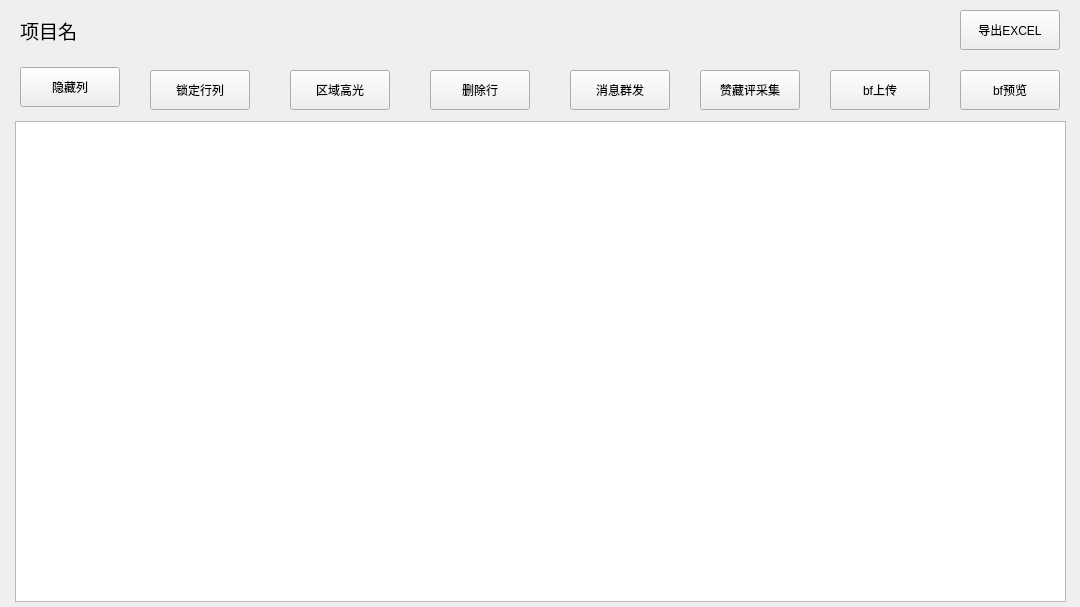
Before: the Qt Designer form xhs_DBMS/widget_projectManage.ui in Littledoveqwq/xhs_DBMS, drawn with Qt 5.
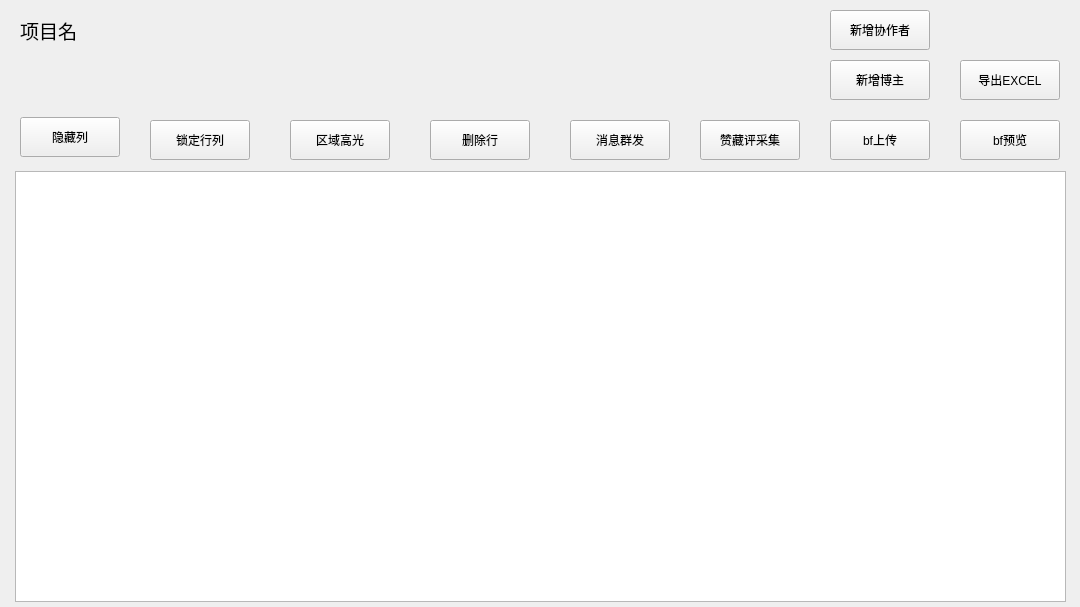
After: the same form once the commit is applied.

What changed in the file:
```diff
--- a/xhs_DBMS/widget_projectManage.ui
+++ b/xhs_DBMS/widget_projectManage.ui
@@ -17,9 +17,9 @@
    <property name="geometry">
     <rect>
      <x>15</x>
-     <y>121</y>
+     <y>171</y>
      <width>1051</width>
-     <height>481</height>
+     <height>431</height>
     </rect>
    </property>
   </widget>
@@ -46,7 +46,7 @@
    <property name="geometry">
     <rect>
      <x>960</x>
-     <y>10</y>
+     <y>60</y>
      <width>100</width>
      <height>40</height>
     </rect>
@@ -59,7 +59,7 @@
    <property name="geometry">
     <rect>
      <x>700</x>
-     <y>70</y>
+     <y>120</y>
      <width>100</width>
      <height>40</height>
     </rect>
@@ -72,7 +72,7 @@
    <property name="geometry">
     <rect>
      <x>570</x>
-     <y>70</y>
+     <y>120</y>
      <width>100</width>
      <height>40</height>
     </rect>
@@ -85,7 +85,7 @@
    <property name="geometry">
     <rect>
      <x>830</x>
-     <y>70</y>
+     <y>120</y>
      <width>100</width>
      <height>40</height>
     </rect>
@@ -98,7 +98,7 @@
    <property name="geometry">
     <rect>
      <x>960</x>
-     <y>70</y>
+     <y>120</y>
      <width>100</width>
      <height>40</height>
     </rect>
@@ -111,7 +111,7 @@
    <property name="geometry">
     <rect>
      <x>20</x>
-     <y>67</y>
+     <y>117</y>
      <width>100</width>
      <height>40</height>
     </rect>
@@ -124,7 +124,7 @@
    <property name="geometry">
     <rect>
      <x>290</x>
-     <y>70</y>
+     <y>120</y>
      <width>100</width>
      <height>40</height>
     </rect>
@@ -137,7 +137,7 @@
    <property name="geometry">
     <rect>
      <x>150</x>
-     <y>70</y>
+     <y>120</y>
      <width>100</width>
      <height>40</height>
     </rect>
@@ -150,7 +150,7 @@
    <property name="geometry">
     <rect>
      <x>430</x>
-     <y>70</y>
+     <y>120</y>
      <width>100</width>
      <height>40</height>
     </rect>
@@ -159,6 +159,32 @@
     <string>删除行</string>
    </property>
   </widget>
+  <widget class="QPushButton" name="btn_color_2">
+   <property name="geometry">
+    <rect>
+     <x>830</x>
+     <y>60</y>
+     <width>100</width>
+     <height>40</height>
+    </rect>
+   </property>
+   <property name="text">
+    <string>新增博主</string>
+   </property>
+  </widget>
+  <widget class="QPushButton" name="btn_color_3">
+   <property name="geometry">
+    <rect>
+     <x>830</x>
+     <y>10</y>
+     <width>100</width>
+     <height>40</height>
+    </rect>
+   </property>
+   <property name="text">
+    <string>新增协作者</string>
+   </property>
+  </widget>
  </widget>
  <resources/>
  <connections/>
```
